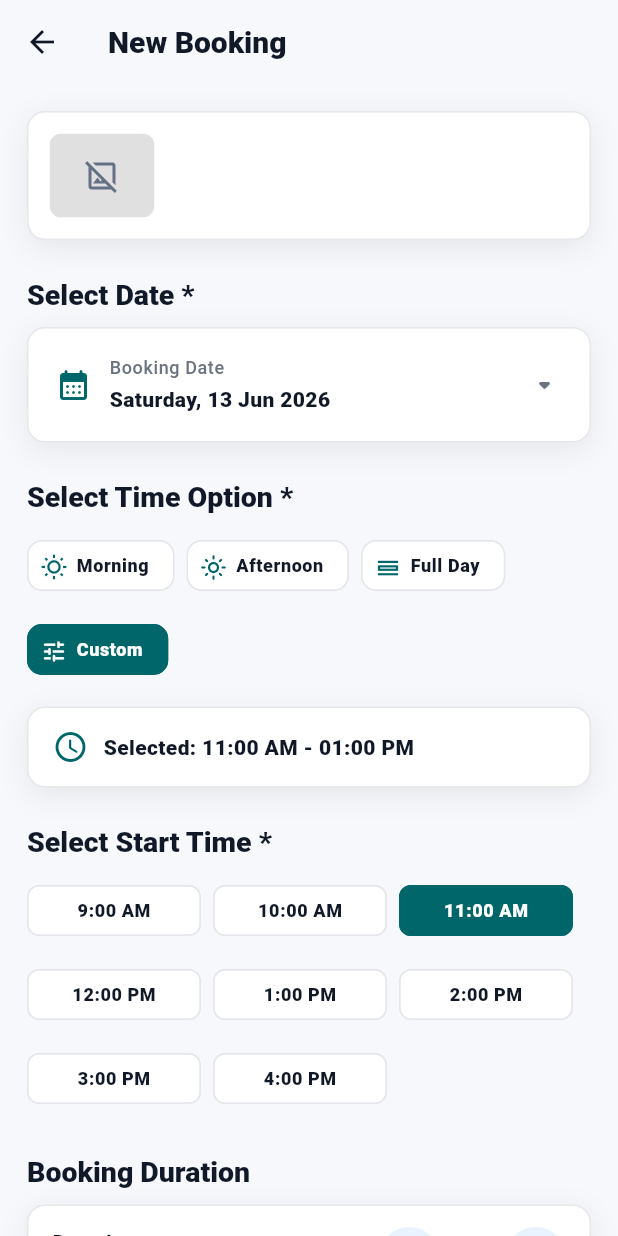
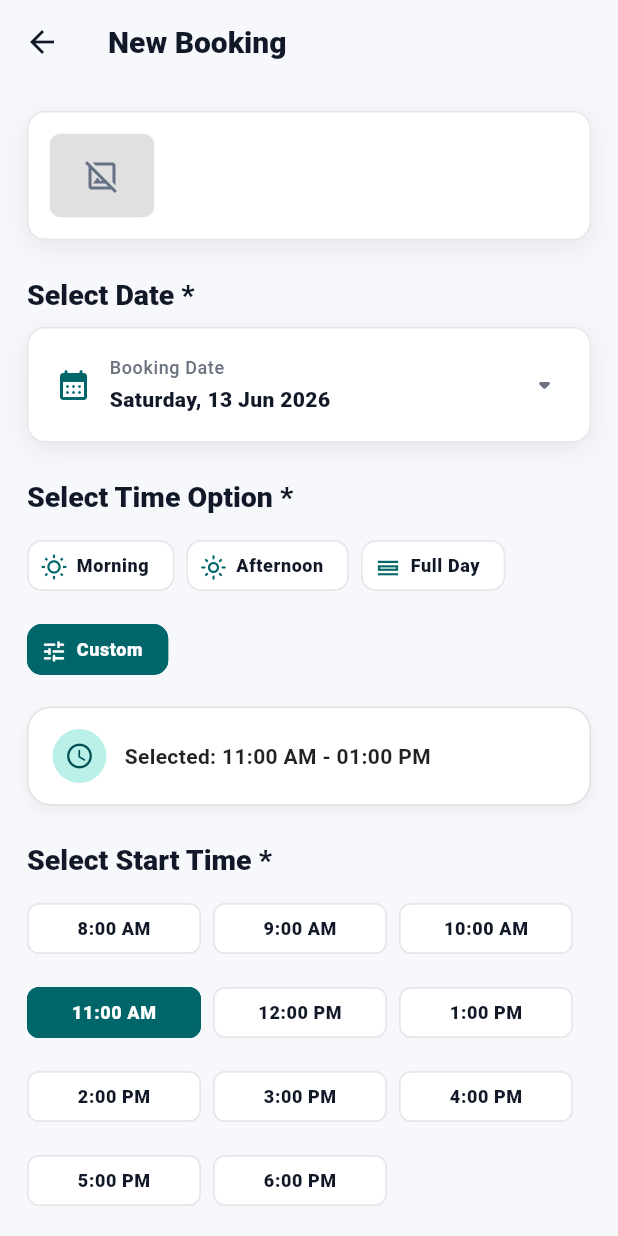
Before and after one commit to lratana/mrm_mobile, a Flutter app: the NewBookingScreen screen opened directly with empty values, on a phone screen of 412 x 824 dp. Run offline on Flutter 3.47's test engine with Material 3 defaults, Android fonts, the light colour scheme and no system bars; our stand-ins replace connectivity_plus, flutter_local_notifications, image_picker, share_plus, shared_preferences, table_calendar; missing offline and left inert: clipboard, file_saver, to_csv; accounts and stored records are empty; network calls fail.

Commit message:
Add Share and extra time

```diff
--- a/lib/screens/new_booking_screen.dart
+++ b/lib/screens/new_booking_screen.dart
@@ -60,6 +60,7 @@ class _NewBookingScreenState extends State<NewBookingScreen> {
   bool showCustomMeetingTitle = false;
 
   final List<TimeOfDay> times = const [
+    TimeOfDay(hour: 8, minute: 0),
     TimeOfDay(hour: 9, minute: 0),
     TimeOfDay(hour: 10, minute: 0),
     TimeOfDay(hour: 11, minute: 0),
@@ -68,6 +69,8 @@ class _NewBookingScreenState extends State<NewBookingScreen> {
     TimeOfDay(hour: 14, minute: 0),
     TimeOfDay(hour: 15, minute: 0),
     TimeOfDay(hour: 16, minute: 0),
+    TimeOfDay(hour: 17, minute: 0),
+    TimeOfDay(hour: 18, minute: 0),
   ];
 
   final List<_BookingTimePreset> timePresets = const [
@@ -109,8 +112,8 @@ class _NewBookingScreenState extends State<NewBookingScreen> {
 
     if (booking == null) return;
 
-    final start = booking.startDatetime;
-    final end = booking.endDatetime;
+    final start = booking.startDatetime?.toLocal();
+    final end = booking.endDatetime?.toLocal();
 
     if (start != null) {
       selectedDate = DateTime(start.year, start.month, start.day);
@@ -118,8 +121,12 @@ class _NewBookingScreenState extends State<NewBookingScreen> {
     }
 
     if (start != null && end != null) {
-      final hours = end.difference(start).inHours;
-      durationHours = hours <= 0 ? 1 : hours;
+      final duration = end.difference(start);
+      durationHours = duration.inMinutes ~/ 60; // integer division
+      if (duration.inMinutes % 60 != 0) {
+        // handle remaining minutes if you want to round up
+        durationHours += 1;
+      }
     }
 
     meetingTitle.text = booking.meetingTitle;
@@ -183,8 +190,7 @@ class _NewBookingScreenState extends State<NewBookingScreen> {
       selectedDate.day,
       time.hour,
       time.minute,
-    );
-
+    ).toLocal(); // ensure local time
     return DateFormat('hh:mm a').format(date);
   }
 
@@ -404,9 +410,9 @@ class _NewBookingScreenState extends State<NewBookingScreen> {
 
           const SizedBox(height: 14),
 
-          _SelectedTimePanel(
+          SelectedTimePanel(
             text:
-                'Selected: ${_timeText(selectedTime)} - ${DateFormat('hh:mm a').format(_endDateTime)}',
+                'Selected: ${_timeText(selectedTime)} - ${DateFormat('hh:mm a').format(_endDateTime.toLocal())}',
           ),
 
           const SizedBox(height: 24),
@@ -846,26 +852,51 @@ class _StartTimeChip extends StatelessWidget {
   }
 }
 
-class _SelectedTimePanel extends StatelessWidget {
+class SelectedTimePanel extends StatelessWidget {
   final String text;
 
-  const _SelectedTimePanel({required this.text});
+  const SelectedTimePanel({required this.text, super.key});
 
   @override
   Widget build(BuildContext context) {
     return Container(
       padding: const EdgeInsets.symmetric(horizontal: 16, vertical: 14),
-      decoration: _boxDecoration(context),
+      decoration: BoxDecoration(
+        color: Theme.of(context).cardColor, // soft card background
+        borderRadius: BorderRadius.circular(16),
+        boxShadow: [
+          BoxShadow(
+            color: Colors.black.withOpacity(0.05),
+            blurRadius: 8,
+            offset: const Offset(0, 4),
+          ),
+        ],
+        border: Border.all(
+          color: Colors.grey.shade300, // subtle border
+          width: 1,
+        ),
+      ),
       child: Row(
         children: [
-          const Icon(Icons.schedule_rounded, color: AppConstants.primary),
-          const SizedBox(width: 10),
+          Container(
+            padding: const EdgeInsets.all(8),
+            decoration: BoxDecoration(
+              color: AppConstants.mint,
+              shape: BoxShape.circle,
+            ),
+            child: const Icon(
+              Icons.schedule_rounded,
+              color: AppConstants.primaryDark,
+              size: 20,
+            ),
+          ),
+          const SizedBox(width: 12),
           Expanded(
             child: Text(
               text,
-              style: context.appText.bodyMedium?.copyWith(
-                color: context.appColors.text,
-                fontWeight: FontWeight.w800,
+              style: Theme.of(context).textTheme.bodyMedium?.copyWith(
+                fontWeight: FontWeight.w700,
+                color: Colors.black87,
               ),
             ),
           ),
--- a/lib/utils/constants.dart
+++ b/lib/utils/constants.dart
@@ -5,8 +5,8 @@ class AppConstants {
   // Change this to your Laravel API base URL.
   // Android emulator local Laravel: http://10.0.2.2:8000/api
   // iOS simulator local Laravel: http://127.0.0.1:8000/api
-  static const String baseUrl = 'https://starlink98.cloud';
-  // static const String baseUrl = 'http://10.0.2.2:8000';
+  // static const String baseUrl = 'https://starlink98.cloud';
+  static const String baseUrl = 'http://10.0.2.2:8000';
 
   // Used to convert Laravel public disk image paths such as rooms/images/a.jpg
   // into http://.../storage/rooms/images/a.jpg
```
Also changed, not shown: lib/controllers/booking_controller.dart (+76 -26 lines), lib/models/booking_model.dart (+21 -67 lines), lib/screens/booking_screen.dart (+60 -14 lines), lib/services/booking_service.dart (+28 -0 lines), lib/services/room_service.dart (+14 -1 lines), lib/widgets/booking_card.dart (+67 -27 lines), lib/widgets/room_card.dart (+30 -0 lines).
